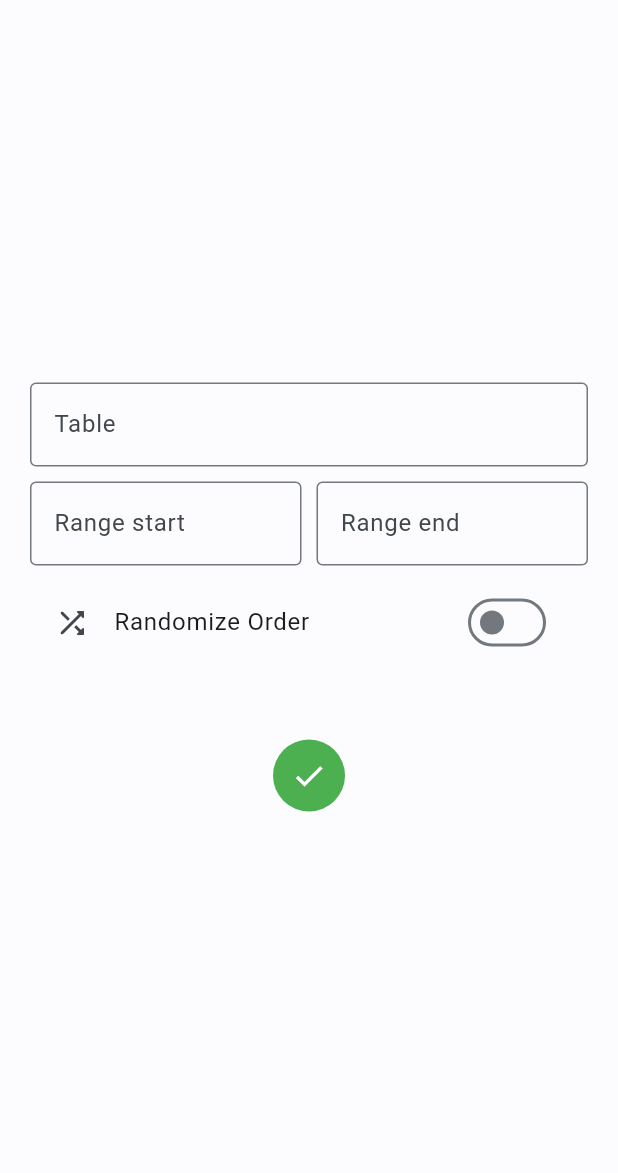
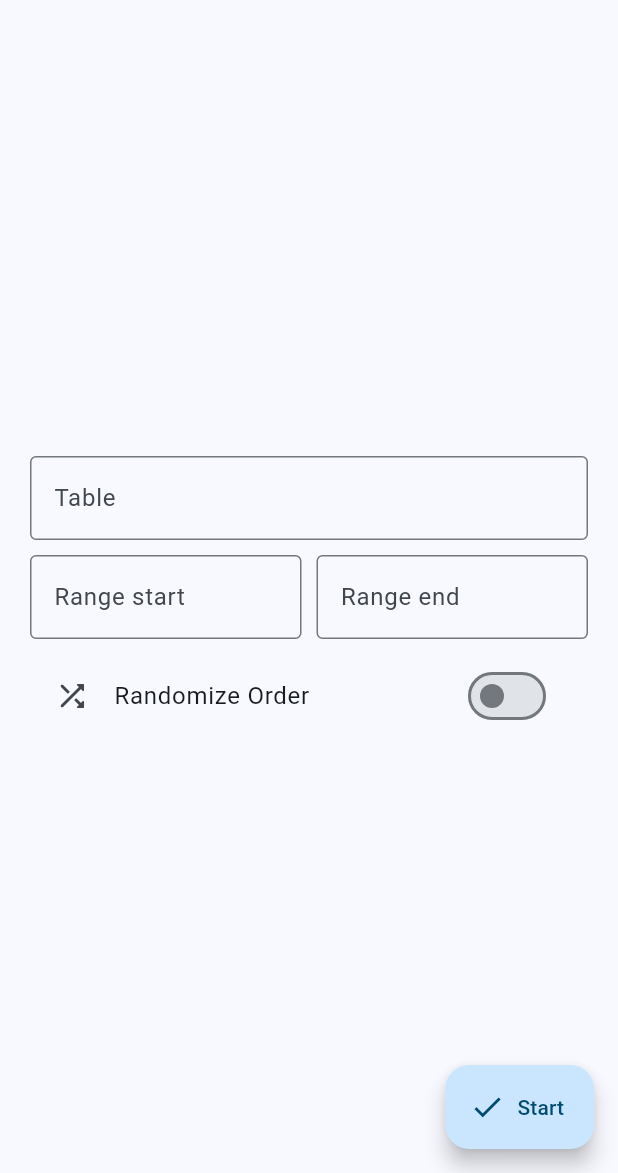
Before and after one commit to ntdoJanneck/multiply_me, a Flutter app: the MultiplicationTablesScreen widget shown alone on an empty page, opened directly, on a phone screen of 412 x 824 dp, the part 63-1236 px from its top. Run offline on Flutter 3.47's test engine with Material 2 defaults, Android fonts, the light colour scheme and no system bars; our stand-ins replace flutter_markdown, shared_preferences; missing offline and left inert: dart:ffi; accounts and stored records are empty; generated files the repository leaves out were written again.

Commit message:
introduce practise screen base and migrate screens

```diff
--- a/lib/components/practiseScreens/multiplication_tables.dart
+++ b/lib/components/practiseScreens/multiplication_tables.dart
@@ -1,8 +1,11 @@
+import 'dart:developer';
+
 import 'package:flutter/material.dart';
 import 'package:flutter/services.dart';
 import 'package:multiply_me/classes/math_task.dart';
 import 'package:multiply_me/components/in_progress_screen.dart';
 import "package:flutter_gen/gen_l10n/app_localizations.dart";
+import 'package:multiply_me/components/widgets/practise_screen_base.dart';
 import 'package:multiply_me/components/widgets/practise_screen_textfield.dart';
 import 'package:multiply_me/helpers/dialog_helper.dart';
 
@@ -88,25 +91,10 @@ class _MultiplicationTablesScreenState
   Widget build(BuildContext context) {
     var localization =
         Localizations.of<AppLocalizations>(context, AppLocalizations);
-    return Scaffold(
-      appBar: AppBar(
-        automaticallyImplyLeading: false,
-        title: Text(localization!.multiplicationTableHeadline),
-        leading: IconButton(
-          icon: const Icon(Icons.arrow_back_rounded),
-          onPressed: () => Navigator.pop(context),
-        ),
-      ),
-      body: Center(
-        child: SizedBox(
-          width: 500,
-          child: Form(
-            child: SingleChildScrollView(
-              padding: const EdgeInsets.all(20),
-              child: Column(
-                children: [
+
+    List<Widget> screen = [
       PractiseScreenInputTextField(
-                    label: localization.multiplicationTableTable,
+        label: localization!.multiplicationTableTable,
         maxInput: 100,
         controller: baseNumberController,
         disableFlexible: true,
@@ -140,27 +128,13 @@ class _MultiplicationTablesScreenState
           setState(() {
             randomizeValue = value;
           })
-                          }),
-                  const SizedBox(
-                    height: 50,
-                  ),
-                  Ink(
-                    decoration: const ShapeDecoration(
-                        shape: CircleBorder(), color: Colors.green),
-                    child: IconButton(
-                      icon: const Icon(Icons.check),
-                      color: Colors.white,
-                      onPressed: () {
-                        startPractise();
         },
       ),
-                  )
-                ],
-              ),
-            ),
-          ),
-        ),
-      ),
-    );
+    ];
+
+    return PractiseScreenBase(
+        title: localization.multiplicationTableHeadline,
+        children: screen,
+        onSubmit: () => startPractise());
   }
 }
--- /dev/null
+++ b/lib/components/widgets/practise_screen_base.dart
@@ -0,0 +1,55 @@
+import 'dart:developer';
+
+import "package:flutter_localizations/flutter_localizations.dart";
+import "package:flutter_gen/gen_l10n/app_localizations.dart";
+import 'package:flutter/material.dart';
+
+class PractiseScreenBase extends StatefulWidget {
+  const PractiseScreenBase(
+      {Key? key,
+      required this.title,
+      required this.children,
+      required this.onSubmit})
+      : super(key: key);
+  final String title;
+  final List<Widget> children;
+  final Function onSubmit;
+
+  @override
+  State<PractiseScreenBase> createState() => _PractiseScreenBaseState();
+}
+
+class _PractiseScreenBaseState extends State<PractiseScreenBase> {
+  @override
+  Widget build(BuildContext context) {
+    var localization =
+        Localizations.of<AppLocalizations>(context, AppLocalizations);
+    return Scaffold(
+      floatingActionButton: FloatingActionButton.extended(
+          label: Text(localization!.practiseScreenBaseStart),
+          onPressed: () => widget.onSubmit(),
+          icon: const Icon(Icons.check)),
+      appBar: AppBar(
+        automaticallyImplyLeading: false,
+        title: Text(widget.title),
+        leading: IconButton(
+          icon: const Icon(Icons.arrow_back_rounded),
+          onPressed: () => Navigator.pop(context),
+        ),
+      ),
+      body: Center(
+        child: SizedBox(
+          width: 500,
+          child: Form(
+            child: SingleChildScrollView(
+              padding: const EdgeInsets.all(20),
+              child: Column(
+                children: widget.children,
+              ),
+            ),
+          ),
+        ),
+      ),
+    );
+  }
+}
--- a/lib/l10n/app_de.arb
+++ b/lib/l10n/app_de.arb
@@ -58,5 +58,6 @@
     "settingsThemeLight": "Hell",
     "settingsThemeDark": "Dunkel",
     "settingsSave": "Speichern",
-    "settingsCancel": "Abbrechen"
+    "settingsCancel": "Abbrechen",
+    "practiseScreenBaseStart": "Starten"
 }
--- a/lib/l10n/app_en.arb
+++ b/lib/l10n/app_en.arb
@@ -83,5 +83,6 @@
     "settingsThemeLight": "Light theme",
     "settingsThemeDark": "Dark theme",
     "settingsSave": "Save",
-    "settingsCancel": "Cancel"
+    "settingsCancel": "Cancel",
+    "practiseScreenBaseStart": "Start"
 }
--- a/lib/main.dart
+++ b/lib/main.dart
@@ -34,12 +34,14 @@ class MultiplyMe extends StatelessWidget {
           darkTheme: ThemeData(
               fontFamily: "Roboto",
               useMaterial3: true,
-              colorScheme: darkColorScheme,
+              colorSchemeSeed: const Color(0xFF03a9f4),
+              // colorScheme: darkColorScheme,
               brightness: Brightness.dark),
           theme: ThemeData(
               fontFamily: "Roboto",
               useMaterial3: true,
-              colorScheme: lightColorScheme,
+              // colorScheme: lightColorScheme,
+              colorSchemeSeed: const Color(0xFF03a9f4),
               brightness: Brightness.light),
           themeMode: theme.theme,
           home: const MainApp(),
```
Also changed, not shown: lib/components/practiseScreens/multiple_multiplication_tables.dart (+12 -40 lines), lib/components/practiseScreens/ten_tables_shortcut.dart (+8 -38 lines). Lines whose indentation alone changed are shown as unchanged.
